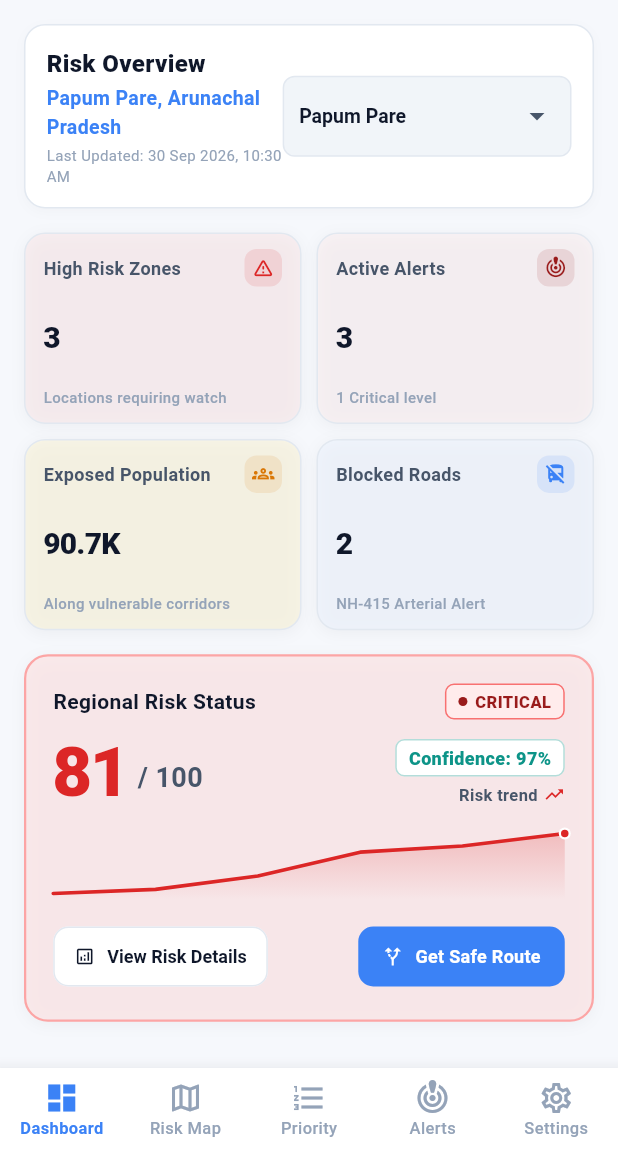
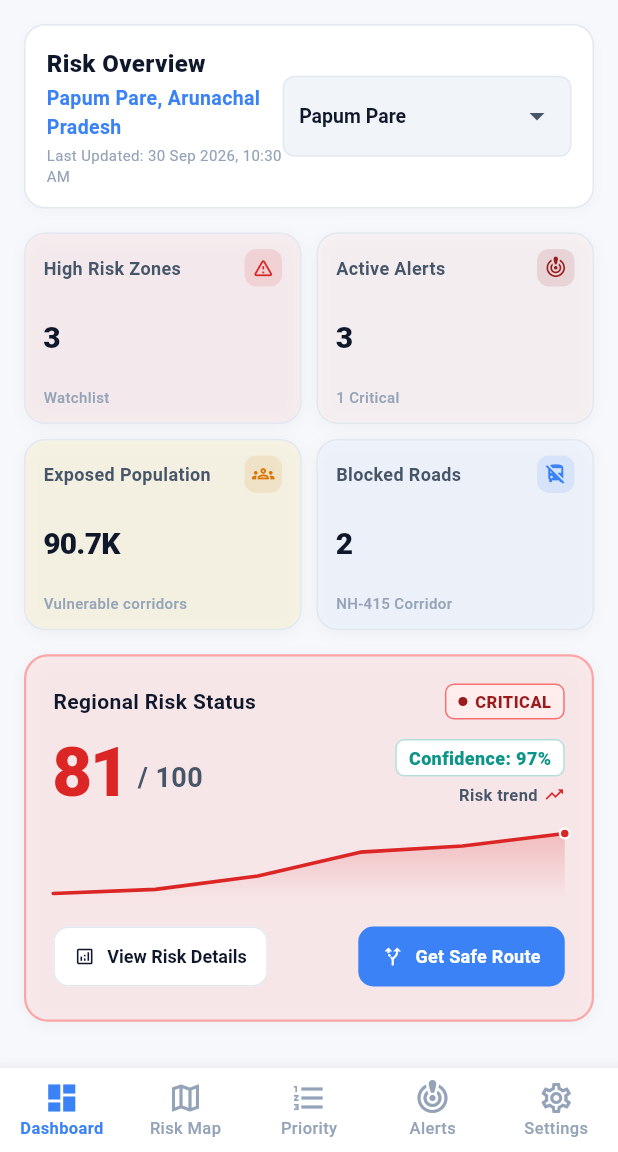
Before and after one commit to akshita-p24/GeoNex, a Flutter app: the MainShell screen opened directly with empty values, on a phone screen of 412 x 824 dp, the part 84-1236 px from its top. Run offline on Flutter 3.47's test engine with Material 3 defaults, Android fonts, the phone set to English and light mode, and no system bars; our stand-ins replace camera, flutter_map, geocoding, geolocator, latlong2, video_player; network calls fail.

Commit message:
Step 1 remaining

```diff
--- a/frontend/lib/features/dashboard/dashboard_screen.dart
+++ b/frontend/lib/features/dashboard/dashboard_screen.dart
@@ -3,6 +3,7 @@ import 'package:intl/intl.dart';
 import '../../core/constants/app_colors.dart';
 import '../../core/constants/app_constants.dart';
 import '../../core/models/exposure_asset.dart';
+import '../../localization/app_localizations.dart';
 import '../../state/app_state.dart';
 import '../../widgets/chart_widgets.dart';
 import '../../widgets/metric_card.dart';
@@ -31,6 +32,7 @@ class DashboardScreen extends StatelessWidget {
       );
     }
 
+    final loc = AppLocalizations.of(context);
     final selectedLoc = appState.selectedLocation;
     final riskResult = selectedLoc?.calculatedResult;
     final priorityItems = appState.priorityQueue;
@@ -93,9 +95,9 @@ class DashboardScreen extends StatelessWidget {
                       child: Column(
                         crossAxisAlignment: CrossAxisAlignment.start,
                         children: [
-                          const Text(
-                            'Risk Overview',
-                            style: TextStyle(
+                          Text(
+                            loc.riskOverview,
+                            style: const TextStyle(
                               fontSize: 16,
                               fontWeight: FontWeight.w800,
                               color: AppColors.textPrimary,
@@ -112,7 +114,7 @@ class DashboardScreen extends StatelessWidget {
                           ),
                           const SizedBox(height: 2),
                           Text(
-                            'Last Updated: $lastUpdatedStr',
+                            '${loc.lastUpdated}: $lastUpdatedStr',
                             style: const TextStyle(
                               fontSize: 10,
                               color: AppColors.textMuted,
@@ -134,10 +136,10 @@ class DashboardScreen extends StatelessWidget {
                           dropdownColor: Colors.white,
                           icon: const Icon(Icons.arrow_drop_down, color: AppColors.textSecondary),
                           style: const TextStyle(fontSize: 13, color: AppColors.textPrimary, fontWeight: FontWeight.w700),
-                          items: appState.locations.map((loc) {
+                          items: appState.locations.map((locItem) {
                             return DropdownMenuItem(
-                              value: loc.id,
-                              child: Text(loc.name),
+                              value: locItem.id,
+                              child: Text(locItem.name),
                             );
                           }).toList(),
                           onChanged: (newLocId) {
@@ -164,36 +166,36 @@ class DashboardScreen extends StatelessWidget {
                 childAspectRatio: 1.45,
                 children: [
                   MetricCard(
-                    title: 'High Risk Zones',
+                    title: loc.highRiskZones,
                     value: '$highRiskCount',
-                    subtitle: 'Locations requiring watch',
+                    subtitle: 'Watchlist',
                     icon: Icons.warning_amber_rounded,
                     iconColor: AppColors.riskHigh,
                     backgroundColor: AppColors.riskHighPastel.withAlpha(100),
                     onTap: () => onNavigateTab?.call(1), // Map tab
                   ),
                   MetricCard(
-                    title: 'Active Alerts',
+                    title: loc.activeAlerts,
                     value: '${activeAlerts.length}',
-                    subtitle: '${activeAlerts.where((a) => a.severity == SeverityLevel.critical).length} Critical level',
+                    subtitle: '${activeAlerts.where((a) => a.severity == SeverityLevel.critical).length} Critical',
                     icon: Icons.crisis_alert,
                     iconColor: AppColors.riskCritical,
                     backgroundColor: AppColors.riskCriticalPastel.withAlpha(100),
                     onTap: () => onNavigateTab?.call(3), // Alerts tab
                   ),
                   MetricCard(
-                    title: 'Exposed Population',
+                    title: loc.exposedPopulation,
                     value: NumberFormat.compact().format(totalPopulationAtRisk),
-                    subtitle: 'Along vulnerable corridors',
+                    subtitle: 'Vulnerable corridors',
                     icon: Icons.groups_outlined,
                     iconColor: AppColors.riskModerate,
                     backgroundColor: AppColors.riskModeratePastel.withAlpha(100),
                     onTap: () => onNavigateNamed?.call('risk_details'),
                   ),
                   MetricCard(
-                    title: 'Blocked Roads',
+                    title: loc.blockedRoads,
                     value: '$blockedRoadsCount',
-                    subtitle: 'NH-415 Arterial Alert',
+                    subtitle: 'NH-415 Corridor',
                     icon: Icons.no_transfer,
                     iconColor: AppColors.primary,
                     backgroundColor: AppColors.primaryPastel.withAlpha(120),
@@ -221,9 +223,9 @@ class DashboardScreen extends StatelessWidget {
                     Row(
                       mainAxisAlignment: MainAxisAlignment.spaceBetween,
                       children: [
-                        const Text(
-                          'Regional Risk Status',
-                          style: TextStyle(
+                        Text(
+                          loc.regionalRiskStatus,
+                          style: const TextStyle(
                             fontSize: 14,
                             fontWeight: FontWeight.w700,
                             color: AppColors.textPrimary,
@@ -273,7 +275,7 @@ class DashboardScreen extends StatelessWidget {
                                 border: Border.all(color: AppColors.teal.withAlpha(80)),
                               ),
                               child: Text(
-                                'Confidence: ${((riskResult?.confidence ?? 0.93) * 100).toInt()}%',
+                                '${loc.confidence}: ${((riskResult?.confidence ?? 0.93) * 100).toInt()}%',
                                 style: const TextStyle(
                                   fontSize: 12,
                                   fontWeight: FontWeight.w800,
@@ -282,19 +284,19 @@ class DashboardScreen extends StatelessWidget {
                               ),
                             ),
                             const SizedBox(height: 4),
-                            const Row(
+                            Row(
                               mainAxisSize: MainAxisSize.min,
                               children: [
                                 Text(
-                                  'Risk trend',
-                                  style: TextStyle(
+                                  loc.riskTrend,
+                                  style: const TextStyle(
                                     fontSize: 11,
                                     fontWeight: FontWeight.w600,
                                     color: AppColors.textSecondary,
                                   ),
                                 ),
-                                SizedBox(width: 4),
-                                Icon(
+                                const SizedBox(width: 4),
+                                const Icon(
                                   Icons.trending_up,
                                   size: 14,
                                   color: AppColors.riskHigh,
@@ -319,7 +321,7 @@ class DashboardScreen extends StatelessWidget {
                         OutlinedButton.icon(
                           onPressed: () => onNavigateNamed?.call('risk_details'),
                           icon: const Icon(Icons.analytics_outlined, size: 14),
-                          label: const Text('View Risk Details', style: TextStyle(fontSize: 12, fontWeight: FontWeight.w700)),
+                          label: Text(loc.viewRiskDetails, style: const TextStyle(fontSize: 12, fontWeight: FontWeight.w700)),
                           style: OutlinedButton.styleFrom(
                             backgroundColor: Colors.white,
                             side: const BorderSide(color: AppColors.border),
@@ -329,7 +331,7 @@ class DashboardScreen extends StatelessWidget {
                         ElevatedButton.icon(
                           onPressed: () => onNavigateNamed?.call('risk_routing'),
                           icon: const Icon(Icons.alt_route, size: 14),
-                          label: const Text('Get Safe Route', style: TextStyle(fontSize: 12, fontWeight: FontWeight.w700)),
+                          label: Text(loc.getSafeRoute, style: const TextStyle(fontSize: 12, fontWeight: FontWeight.w700)),
                           style: ElevatedButton.styleFrom(
                             backgroundColor: AppColors.primary,
                             padding: const EdgeInsets.symmetric(horizontal: 16, vertical: 8),
@@ -347,9 +349,9 @@ class DashboardScreen extends StatelessWidget {
               Row(
                 mainAxisAlignment: MainAxisAlignment.spaceBetween,
                 children: [
-                  const Text(
-                    'Priority Locations',
-                    style: TextStyle(
+                  Text(
+                    loc.priorityLocations,
+                    style: const TextStyle(
                       fontSize: 16,
                       fontWeight: FontWeight.w800,
                       color: AppColors.textPrimary,
@@ -357,7 +359,7 @@ class DashboardScreen extends StatelessWidget {
                   ),
                   TextButton(
                     onPressed: () => onNavigateNamed?.call('priority_queue'),
-                    child: const Text('View All Queue', style: TextStyle(fontSize: 12, fontWeight: FontWeight.w700)),
+                    child: Text(loc.viewAll, style: const TextStyle(fontSize: 12, fontWeight: FontWeight.w700)),
                   ),
                 ],
               ),
@@ -381,9 +383,9 @@ class DashboardScreen extends StatelessWidget {
               const SizedBox(height: 16),
 
               // 5. Quick Workflow Launcher Strip
-              const Text(
-                'Rapid Action Workflows',
-                style: TextStyle(
+              Text(
+                loc.rapidActionWorkflows,
+                style: const TextStyle(
                   fontSize: 15,
                   fontWeight: FontWeight.w800,
                   color: AppColors.textPrimary,
@@ -397,7 +399,7 @@ class DashboardScreen extends StatelessWidget {
                   children: [
                     _quickActionChip(
                       icon: Icons.camera_alt_outlined,
-                      label: 'Report Incident',
+                      label: loc.reportIncident,
                       color: AppColors.accent,
                       bgColor: AppColors.accentPastel,
                       onTap: () => onNavigateNamed?.call('citizen_reporting'),
@@ -405,7 +407,7 @@ class DashboardScreen extends StatelessWidget {
                     const SizedBox(width: 8),
                     _quickActionChip(
                       icon: Icons.verified_user_outlined,
-                      label: 'Field Verification',
+                      label: loc.fieldVerification,
                       color: AppColors.teal,
                       bgColor: AppColors.tealPastel,
                       onTap: () => onNavigateNamed?.call('field_verification'),
@@ -413,7 +415,7 @@ class DashboardScreen extends StatelessWidget {
                     const SizedBox(width: 8),
                     _quickActionChip(
                       icon: Icons.playlist_add_check,
-                      label: 'Action Engine',
+                      label: loc.actionEngine,
                       color: AppColors.primary,
                       bgColor: AppColors.primaryPastel,
                       onTap: () => onNavigateNamed?.call('action_engine'),
@@ -421,7 +423,7 @@ class DashboardScreen extends StatelessWidget {
                     const SizedBox(width: 8),
                     _quickActionChip(
                       icon: Icons.bar_chart_outlined,
-                      label: 'Regional Analytics',
+                      label: loc.regionalAnalytics,
                       color: AppColors.riskModerate,
                       bgColor: AppColors.riskModeratePastel,
                       onTap: () => onNavigateNamed?.call('region_analytics'),
--- a/frontend/lib/features/shell/main_shell.dart
+++ b/frontend/lib/features/shell/main_shell.dart
@@ -1,5 +1,6 @@
 import 'package:flutter/material.dart';
 import '../../core/constants/app_constants.dart';
+import '../../localization/app_localizations.dart';
 import '../../state/app_state.dart';
 import '../actions/action_engine_screen.dart';
 import '../alerts/alerts_screen.dart';
@@ -61,31 +62,32 @@ class _MainShellState extends State<MainShell> {
     });
   }
 
-  List<BottomNavigationBarItem> _buildNavItems(UserRole role) {
+  List<BottomNavigationBarItem> _buildNavItems(UserRole role, BuildContext context) {
+    final loc = AppLocalizations.of(context);
     if (role == UserRole.authority) {
-      return const [
-        BottomNavigationBarItem(icon: Icon(Icons.dashboard_outlined), activeIcon: Icon(Icons.dashboard), label: 'Dashboard'),
-        BottomNavigationBarItem(icon: Icon(Icons.map_outlined), activeIcon: Icon(Icons.map), label: 'Risk Map'),
-        BottomNavigationBarItem(icon: Icon(Icons.format_list_numbered), activeIcon: Icon(Icons.format_list_numbered_rtl), label: 'Priority'),
-        BottomNavigationBarItem(icon: Icon(Icons.crisis_alert_outlined), activeIcon: Icon(Icons.crisis_alert), label: 'Alerts'),
-        BottomNavigationBarItem(icon: Icon(Icons.settings_outlined), activeIcon: Icon(Icons.settings), label: 'Settings'),
+      return [
+        BottomNavigationBarItem(icon: const Icon(Icons.dashboard_outlined), activeIcon: const Icon(Icons.dashboard), label: loc.navDashboard),
+        BottomNavigationBarItem(icon: const Icon(Icons.map_outlined), activeIcon: const Icon(Icons.map), label: loc.navRiskMap),
+        BottomNavigationBarItem(icon: const Icon(Icons.format_list_numbered), activeIcon: const Icon(Icons.format_list_numbered_rtl), label: loc.navPriority),
+        BottomNavigationBarItem(icon: const Icon(Icons.crisis_alert_outlined), activeIcon: const Icon(Icons.crisis_alert), label: loc.navAlerts),
+        BottomNavigationBarItem(icon: const Icon(Icons.settings_outlined), activeIcon: const Icon(Icons.settings), label: loc.navSettings),
       ];
     } else if (role == UserRole.fieldOfficer) {
-      return const [
-        BottomNavigationBarItem(icon: Icon(Icons.dashboard_outlined), activeIcon: Icon(Icons.dashboard), label: 'Dashboard'),
-        BottomNavigationBarItem(icon: Icon(Icons.verified_user_outlined), activeIcon: Icon(Icons.verified_user), label: 'Verification'),
-        BottomNavigationBarItem(icon: Icon(Icons.map_outlined), activeIcon: Icon(Icons.map), label: 'Map'),
-        BottomNavigationBarItem(icon: Icon(Icons.crisis_alert_outlined), activeIcon: Icon(Icons.crisis_alert), label: 'Alerts'),
-        BottomNavigationBarItem(icon: Icon(Icons.settings_outlined), activeIcon: Icon(Icons.settings), label: 'Settings'),
+      return [
+        BottomNavigationBarItem(icon: const Icon(Icons.dashboard_outlined), activeIcon: const Icon(Icons.dashboard), label: loc.navDashboard),
+        BottomNavigationBarItem(icon: const Icon(Icons.verified_user_outlined), activeIcon: const Icon(Icons.verified_user), label: loc.navVerification),
+        BottomNavigationBarItem(icon: const Icon(Icons.map_outlined), activeIcon: const Icon(Icons.map), label: loc.navRiskMap),
+        BottomNavigationBarItem(icon: const Icon(Icons.crisis_alert_outlined), activeIcon: const Icon(Icons.crisis_alert), label: loc.navAlerts),
+        BottomNavigationBarItem(icon: const Icon(Icons.settings_outlined), activeIcon: const Icon(Icons.settings), label: loc.navSettings),
       ];
     } else {
       // Citizen
-      return const [
-        BottomNavigationBarItem(icon: Icon(Icons.dashboard_outlined), activeIcon: Icon(Icons.dashboard), label: 'Dashboard'),
-        BottomNavigationBarItem(icon: Icon(Icons.map_outlined), activeIcon: Icon(Icons.map), label: 'Risk Map'),
-        BottomNavigationBarItem(icon: Icon(Icons.camera_alt_outlined), activeIcon: Icon(Icons.camera_alt), label: 'Report'),
-        BottomNavigationBarItem(icon: Icon(Icons.crisis_alert_outlined), activeIcon: Icon(Icons.crisis_alert), label: 'Alerts'),
-        BottomNavigationBarItem(icon: Icon(Icons.settings_outlined), activeIcon: Icon(Icons.settings), label: 'Settings'),
+      return [
+        BottomNavigationBarItem(icon: const Icon(Icons.dashboard_outlined), activeIcon: const Icon(Icons.dashboard), label: loc.navDashboard),
+        BottomNavigationBarItem(icon: const Icon(Icons.map_outlined), activeIcon: const Icon(Icons.map), label: loc.navRiskMap),
+        BottomNavigationBarItem(icon: const Icon(Icons.camera_alt_outlined), activeIcon: const Icon(Icons.camera_alt), label: loc.navReport),
+        BottomNavigationBarItem(icon: const Icon(Icons.crisis_alert_outlined), activeIcon: const Icon(Icons.crisis_alert), label: loc.navAlerts),
+        BottomNavigationBarItem(icon: const Icon(Icons.settings_outlined), activeIcon: const Icon(Icons.settings), label: loc.navSettings),
       ];
     }
   }
@@ -266,7 +268,7 @@ class _MainShellState extends State<MainShell> {
             _subRoute = null; // reset subroute when switching main tabs
           });
         },
-        items: _buildNavItems(role),
+        items: _buildNavItems(role, context),
       ),
     );
   }
--- a/frontend/lib/localization/app_localizations.dart
+++ b/frontend/lib/localization/app_localizations.dart
@@ -5,7 +5,8 @@ class AppLocalizations {
   AppLocalizations(this.locale);
 
   static AppLocalizations of(BuildContext context) {
-    return Localizations.of<AppLocalizations>(context, AppLocalizations)!;
+    return Localizations.of<AppLocalizations>(context, AppLocalizations) ??
+        AppLocalizations(const Locale('en'));
   }
 
   static const LocalizationsDelegate<AppLocalizations> delegate =
@@ -13,8 +14,14 @@ class AppLocalizations {
 
   String get navDashboard => _t('navDashboard');
   String get navRiskMap => _t('navRiskMap');
+  String get navPriority => _t('navPriority');
+  String get navVerification => _t('navVerification');
+  String get navReport => _t('navReport');
   String get navAlerts => _t('navAlerts');
   String get navSettings => _t('navSettings');
+  String get regionalRiskStatus => _t('regionalRiskStatus');
+  String get riskTrend => _t('riskTrend');
+  String get confidence => _t('confidence');
   String get login => _t('login');
   String get logout => _t('logout');
   String get username => _t('username');
@@ -106,8 +113,14 @@ const Map<String, Map<String, String>> _translations = {
   'en': {
     'navDashboard': 'Dashboard',
     'navRiskMap': 'Risk Map',
+    'navPriority': 'Priority',
+    'navVerification': 'Verification',
+    'navReport': 'Report',
     'navAlerts': 'Alerts',
     'navSettings': 'Settings',
+    'regionalRiskStatus': 'Regional Risk Status',
+    'riskTrend': 'Risk trend',
+    'confidence': 'Confidence',
     'login': 'Login',
     'logout': 'Logout',
     'username': 'Username',
@@ -518,3 +531,7 @@ const Map<String, Map<String, String>> _translations = {
     'noData': 'डेटा नेई',
   },
 };
+
+extension AppLocalizationsX on BuildContext {
+  AppLocalizations get loc => AppLocalizations.of(this);
+}
```
Also changed, not shown: frontend/lib/features/settings/settings_screen.dart (+49 -17 lines), frontend/lib/state/app_state.dart (+141 -22 lines), 1 other file.
